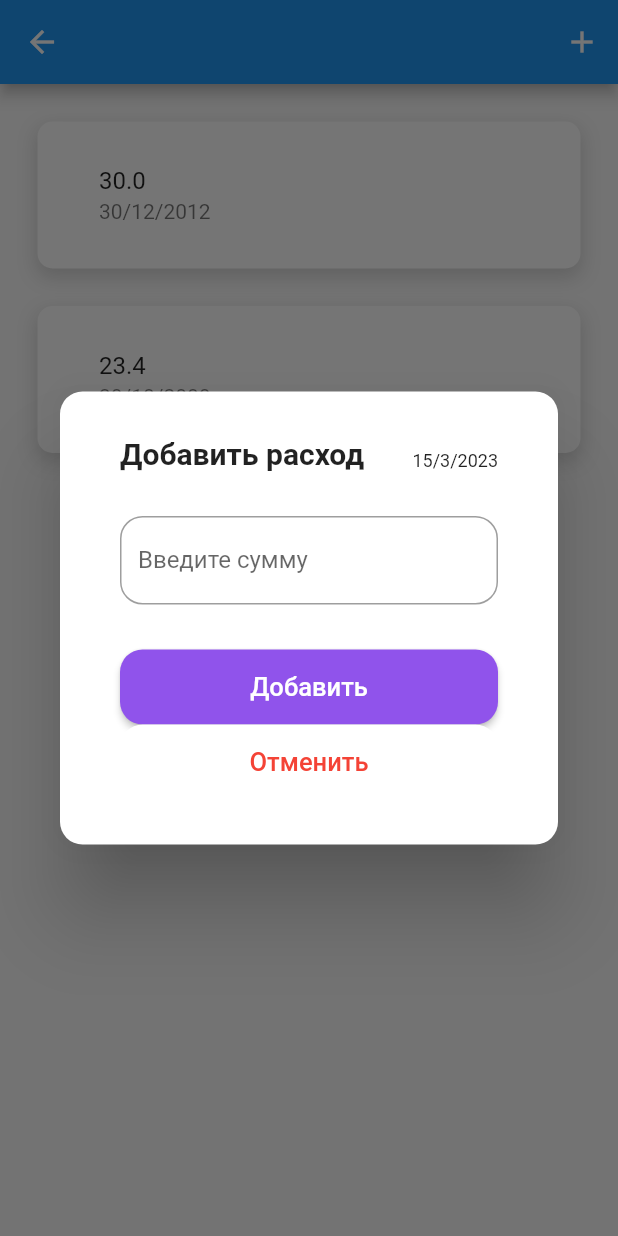
After one commit to HonestElf/Flutter_money_tracker, a Flutter app: the CategoryView screen opened directly, after a tap on the "add" icon, on a phone screen of 412 x 824 dp. The commit adds this screen. Run offline on Flutter 3.47's test engine with Material 2 defaults, Android fonts, the light colour scheme and no system bars; our stand-ins replace firebase_auth, firebase_core, fl_chart; accounts and stored records are empty; network calls fail.

Commit message:
Added modal views, styles

```diff
--- a/diplom_money_tracker/flutter_diplom_money_tracker/lib/src/ui/category_view/category_view.dart
+++ b/diplom_money_tracker/flutter_diplom_money_tracker/lib/src/ui/category_view/category_view.dart
@@ -1,6 +1,7 @@
 import 'package:flutter/material.dart';
 import 'package:flutter_diplom_money_tracker/src/data/cost_item.dart';
 import 'package:flutter_diplom_money_tracker/src/ui/category_view/cost_card.dart';
+import 'package:flutter_diplom_money_tracker/src/ui/modals/add_cost_modal.dart';
 
 final List<CostItem> items = [
   CostItem(costPrice: 30, costDay: '30/12/2012'),
@@ -15,11 +16,28 @@ class CategoryView extends StatefulWidget {
 }
 
 class _CategoryViewState extends State<CategoryView> {
+  void openModalWindow() {
+    showDialog(
+      context: context,
+      builder: (context) {
+        return const AddCostModal();
+      },
+    );
+  }
+
   @override
   Widget build(BuildContext context) {
     return SafeArea(
       child: Scaffold(
-          appBar: AppBar(),
+          appBar: AppBar(
+            actions: [
+              IconButton(
+                  onPressed: () {
+                    openModalWindow();
+                  },
+                  icon: const Icon(Icons.add))
+            ],
+          ),
           body: ListView.separated(
             itemCount: items.length,
             separatorBuilder: (context, index) => const SizedBox(
--- a/diplom_money_tracker/flutter_diplom_money_tracker/lib/src/ui/home/cost_category_card.dart
+++ b/diplom_money_tracker/flutter_diplom_money_tracker/lib/src/ui/home/cost_category_card.dart
@@ -25,7 +25,7 @@ class CostCategoryCard extends StatelessWidget {
       child: ListTile(
         onTap: () {
           Navigator.of(context).push(MaterialPageRoute(
-            builder: (context) => CategoryView(),
+            builder: (context) => const CategoryView(),
           ));
         },
         title: Text(category.categoryName),
--- a/diplom_money_tracker/flutter_diplom_money_tracker/lib/src/ui/home/costs_view.dart
+++ b/diplom_money_tracker/flutter_diplom_money_tracker/lib/src/ui/home/costs_view.dart
@@ -4,7 +4,8 @@ import 'package:flutter_diplom_money_tracker/src/ui/home/cost_category_card.dart
 
 final List<CostCategory> categories = [
   CostCategory(categoryName: 'Cat', categoryColor: 'F2B846'),
-  CostCategory(categoryName: 'Home', categoryColor: '46B4F2')
+  CostCategory(categoryName: 'Home', categoryColor: '46B4F2'),
+  CostCategory(categoryName: 'Other', categoryColor: '9053EB')
 ];
 
 class CostsView extends StatefulWidget {
--- /dev/null
+++ b/diplom_money_tracker/flutter_diplom_money_tracker/lib/src/ui/modals/add_cost_modal.dart
@@ -0,0 +1,105 @@
+import 'package:flutter/material.dart';
+
+class AddCostModal extends StatefulWidget {
+  const AddCostModal({super.key});
+
+  @override
+  State<AddCostModal> createState() => _AddCostModalState();
+}
+
+class _AddCostModalState extends State<AddCostModal> {
+  final TextEditingController _nameController = TextEditingController();
+
+  late String? currentDate;
+
+  @override
+  void dispose() {
+    _nameController.dispose();
+
+    super.dispose();
+  }
+
+  @override
+  void initState() {
+    super.initState();
+
+    DateTime now = DateTime.now();
+
+    currentDate = '${now.day}/${now.month}/${now.year}';
+  }
+
+  @override
+  Widget build(BuildContext context) {
+    return AlertDialog(
+      shape: RoundedRectangleBorder(borderRadius: BorderRadius.circular(15)),
+      contentPadding: const EdgeInsets.symmetric(vertical: 30, horizontal: 40),
+      content: Column(
+        mainAxisAlignment: MainAxisAlignment.center,
+        mainAxisSize: MainAxisSize.min,
+        children: [
+          Row(
+            mainAxisAlignment: MainAxisAlignment.spaceBetween,
+            crossAxisAlignment: CrossAxisAlignment.end,
+            children: [
+              const Text('Добавить расход',
+                  textAlign: TextAlign.start,
+                  style: TextStyle(
+                    fontWeight: FontWeight.w700,
+                    fontSize: 20,
+                  )),
+              Text(
+                currentDate ?? '--/--/--',
+                style: const TextStyle(fontSize: 12),
+              )
+            ],
+          ),
+          const SizedBox(
+            height: 30,
+          ),
+          TextField(
+            controller: _nameController,
+            decoration: const InputDecoration(
+                focusedBorder: OutlineInputBorder(
+                  borderSide: BorderSide(color: Color(0xFF9053EB), width: 1),
+                  borderRadius: BorderRadius.all(Radius.circular(15)),
+                ),
+                border: OutlineInputBorder(
+                  borderSide: BorderSide(width: 1),
+                  borderRadius: BorderRadius.all(Radius.circular(15)),
+                ),
+                label: Text('Введите сумму'),
+                floatingLabelStyle: TextStyle(color: Color(0xFF9053EB))),
+          ),
+          const SizedBox(
+            height: 30,
+          ),
+          ElevatedButton(
+              style: ElevatedButton.styleFrom(
+                backgroundColor: const Color(0xFF9053EB),
+                minimumSize: Size(MediaQuery.of(context).size.width, 50),
+                shape: RoundedRectangleBorder(
+                    borderRadius: BorderRadius.circular(15)),
+              ),
+              onPressed: () {
+                Navigator.of(context).pop();
+              },
+              child: const Text('Добавить', style: TextStyle(fontSize: 17))),
+          ElevatedButton(
+              style: ElevatedButton.styleFrom(
+                elevation: 0,
+                shadowColor: Colors.transparent,
+                backgroundColor: Colors.white,
+                minimumSize: Size(MediaQuery.of(context).size.width, 50),
+                shape: RoundedRectangleBorder(
+                    borderRadius: BorderRadius.circular(15)),
+              ),
+              onPressed: () {
+                Navigator.of(context).pop();
+              },
+              child: const Text('Отменить',
+                  style: TextStyle(fontSize: 17, color: Colors.red))),
+        ],
+      ),
+    );
+  }
+}
--- a/diplom_money_tracker/flutter_diplom_money_tracker/lib/src/ui/profile/profile_view.dart
+++ b/diplom_money_tracker/flutter_diplom_money_tracker/lib/src/ui/profile/profile_view.dart
@@ -11,9 +11,7 @@ class ProfileView extends StatefulWidget {
 class _ProfileViewState extends State<ProfileView> {
   @override
   Widget build(BuildContext context) {
-    return Center(
-        child: Container(
-      child: IconButton(onPressed: firebaseLogout, icon: Icon(Icons.logout)),
-    ));
+    return const Center(
+        child: IconButton(onPressed: firebaseLogout, icon: Icon(Icons.logout)));
   }
 }
```
Also changed, not shown: diplom_money_tracker/flutter_diplom_money_tracker/lib/src/ui/auth/auth_view.dart (+1 -7 lines), diplom_money_tracker/flutter_diplom_money_tracker/lib/src/ui/home/home_view.dart (+27 -14 lines), diplom_money_tracker/flutter_diplom_money_tracker/lib/src/ui/modals/add_category_modal.dart (added, +97 -0 lines).
